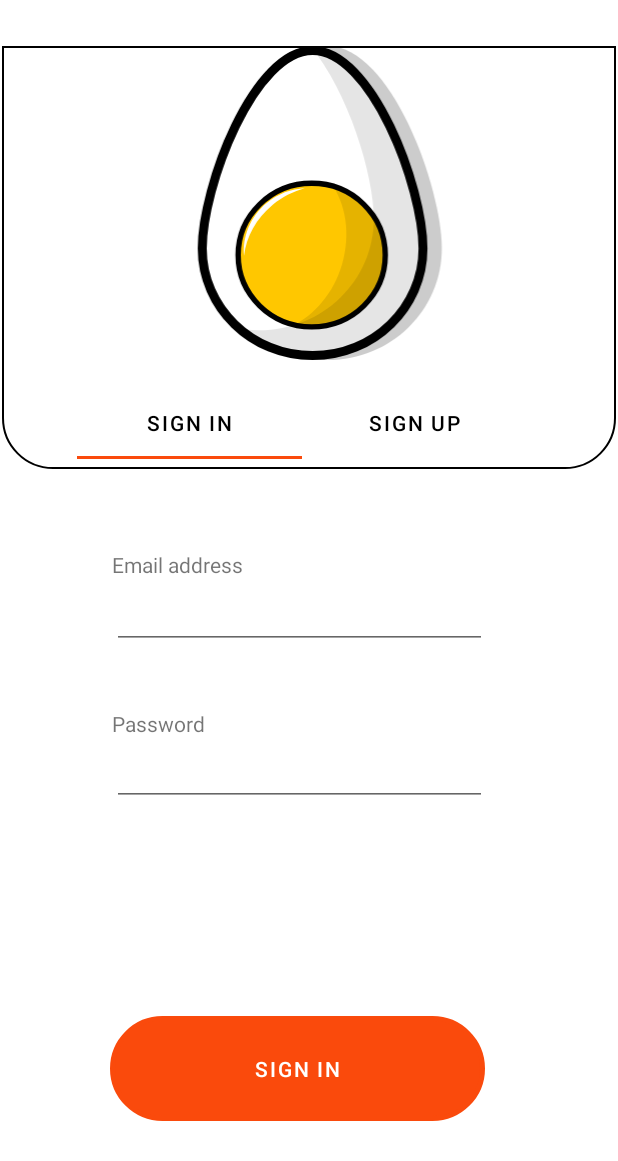
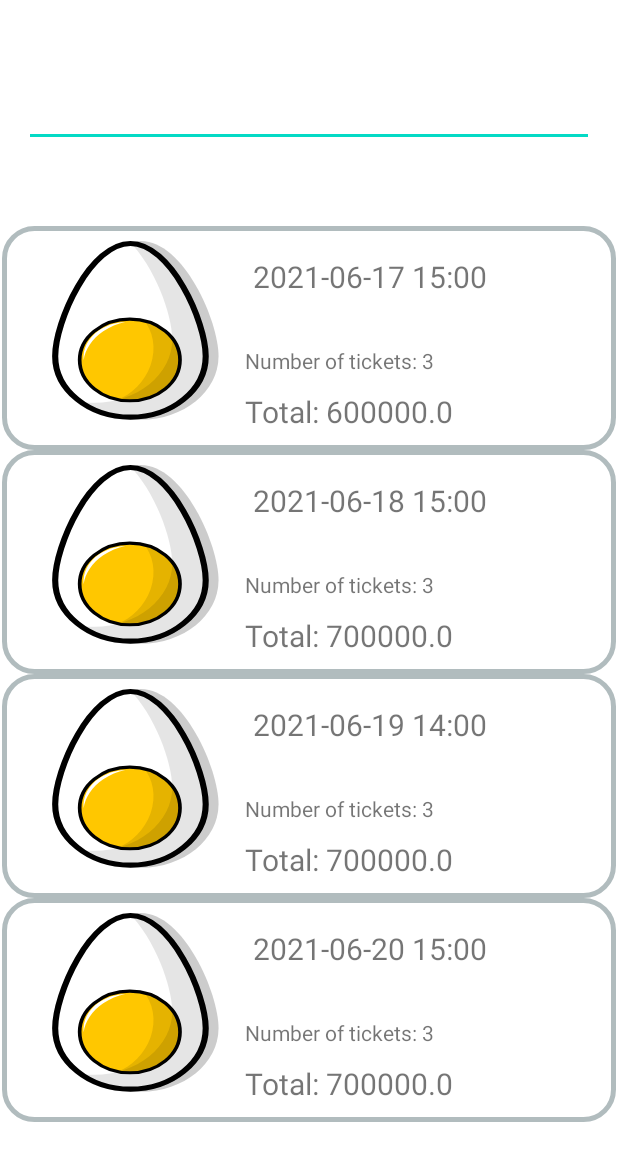
Before and after one commit to okbayby22/FinalProjectMobile, an Android app: the screen it shows after launch (MainActivity before the commit, ConfirmReservation after it), on a phone screen of 412 x 824 dp. Shown: the top 1161 px of the screen. Run offline under Robolectric (Android 15) with nearby library versions, the phone set to English and light mode, and no system bars.

Commit message:
[Huytnmce140289]_Sprint3_update

```diff
--- a/PRM_Subject/FinalProjectApp/BuffetRestaurent/app/src/main/AndroidManifest.xml
+++ b/PRM_Subject/FinalProjectApp/BuffetRestaurent/app/src/main/AndroidManifest.xml
@@ -13,26 +13,24 @@
         android:supportsRtl="true"
         android:theme="@style/Theme.BuffetRestaurent"
         android:usesCleartextTraffic="true">
-
-        <activity android:name=".Controler.UserProfile"
-            android:parentActivityName=".Controler.HomePage"
-            ></activity>
+        <activity android:name=".MainActivity"></activity>
+        <activity
+            android:name=".Controler.UserProfile"
+            android:parentActivityName=".Controler.HomePage" />
         <activity android:name=".HomePageStaff" />
         <activity android:name=".AddReservation" />
         <activity
             android:name=".Controler.HomePage"
-            android:theme="@style/Theme.AppCompat.NoActionBar">
-
-        </activity>
+            android:theme="@style/Theme.AppCompat.NoActionBar"></activity>
         <activity android:name=".UpdateReservation" />
-        <activity android:name=".MainActivity">
+        <activity android:name=".ConfirmReservation">
             <intent-filter>
                 <action android:name="android.intent.action.MAIN" />
 
                 <category android:name="android.intent.category.LAUNCHER" />
             </intent-filter>
         </activity>
-        <activity android:name=".CancelReservation"></activity>
+        <activity android:name=".CancelReservation" />
     </application>
 
 </manifest>
--- a/PRM_Subject/FinalProjectApp/BuffetRestaurent/app/src/main/java/com/example/buffetrestaurent/Adapter/ReservationAdapter.java
+++ b/PRM_Subject/FinalProjectApp/BuffetRestaurent/app/src/main/java/com/example/buffetrestaurent/Adapter/ReservationAdapter.java
@@ -19,7 +19,7 @@ import java.util.ArrayList;
 
 public class ReservationAdapter extends RecyclerView.Adapter<ReservationAdapter.ViewHolder>{
 
-    private final ArrayList<Reservation> list;
+    private ArrayList<Reservation> list;
     private final Context context;
 
     public ReservationAdapter(ArrayList<Reservation> list, Context context) {
@@ -67,4 +67,9 @@ public class ReservationAdapter extends RecyclerView.Adapter<ReservationAdapter.
 
         }
     }
+
+    public void ArrayFilter(ArrayList<Reservation> newlist){
+        this.list = newlist;
+        notifyDataSetChanged();
+    }
 }
--- /dev/null
+++ b/PRM_Subject/FinalProjectApp/BuffetRestaurent/app/src/main/java/com/example/buffetrestaurent/ConfirmReservation.java
@@ -0,0 +1,84 @@
+package com.example.buffetrestaurent;
+
+import androidx.appcompat.app.AppCompatActivity;
+import androidx.recyclerview.widget.LinearLayoutManager;
+import androidx.recyclerview.widget.RecyclerView;
+
+import android.os.Bundle;
+import android.text.Editable;
+import android.text.TextWatcher;
+import android.util.Log;
+import android.widget.EditText;
+
+import com.example.buffetrestaurent.Adapter.ReservationAdapter;
+import com.example.buffetrestaurent.Model.Reservation;
+
+import java.sql.Array;
+import java.sql.Date;
+import java.util.ArrayList;
+
+public class ConfirmReservation extends AppCompatActivity {
+
+    RecyclerView recyclerView;
+
+    ReservationAdapter reserAdap;
+
+    public static ArrayList<Reservation> list;
+
+    int AllPosition;
+
+    private ArrayList<Reservation> loadReservation() {
+        list = new ArrayList<>();
+        list.add(new Reservation(Date.valueOf("2021-06-17"),"15:00",0,3,600000.00,1,1,1,1));
+        list.add(new Reservation(Date.valueOf("2021-06-18"),"15:00",0,3,700000.00,1,2,1,1));
+        list.add(new Reservation(Date.valueOf("2021-06-19"),"14:00",0,3,700000.00,1,2,1,1));
+        list.add(new Reservation(Date.valueOf("2021-06-20"),"15:00",0,3,700000.00,1,1,1,1));
+        return list;
+    }
+
+    public void showData() {
+        reserAdap = new ReservationAdapter(list, ConfirmReservation.this); //Call LecturerAdapter to set data set and show data
+        LinearLayoutManager manager = new LinearLayoutManager(ConfirmReservation.this); //Linear Layout Manager use to handling layout for each Lecturer
+        recyclerView.setAdapter(reserAdap);
+        recyclerView.setLayoutManager(manager);
+    }
+
+    private void filter(String s){
+        ArrayList<Reservation> newlist = new ArrayList<>();
+
+        for (Reservation item : list){
+            if(String.valueOf(item.getCustomerId()).toLowerCase().contains(s.toLowerCase())){
+                newlist.add(item);
+            }
+        }
+        System.out.println(newlist.size());
+        reserAdap.ArrayFilter(newlist);
+    }
+
+    @Override
+    protected void onCreate(Bundle savedInstanceState) {
+        super.onCreate(savedInstanceState);
+        setContentView(R.layout.activity_confirm_reservation);
+        EditText search = findViewById(R.id.ConfirmReservation_txtSearch);
+        search.addTextChangedListener(new TextWatcher() {
+            @Override
+            public void beforeTextChanged(CharSequence s, int start, int count, int after) {
+
+            }
+
+            @Override
+            public void onTextChanged(CharSequence s, int start, int before, int count) {
+
+            }
+
+            @Override
+            public void afterTextChanged(Editable s) {
+                filter(s.toString());
+            }
+        });
+        recyclerView = findViewById(R.id.ConfirmReservation_recycler); //Get the recycler View by ID
+        list = loadReservation(); //Call method to load Lecturer Information to list
+        showData();
+        getSupportActionBar().hide();
+    }
+}
--- /dev/null
+++ b/PRM_Subject/FinalProjectApp/BuffetRestaurent/app/src/main/res/layout/activity_confirm_reservation.xml
@@ -0,0 +1,36 @@
+<?xml version="1.0" encoding="utf-8"?>
+<androidx.constraintlayout.widget.ConstraintLayout xmlns:android="http://schemas.android.com/apk/res/android"
+    xmlns:app="http://schemas.android.com/apk/res-auto"
+    xmlns:tools="http://schemas.android.com/tools"
+    android:layout_width="match_parent"
+    android:layout_height="match_parent"
+    tools:context=".ConfirmReservation">
+
+    <EditText
+        android:id="@+id/ConfirmReservation_txtSearch"
+        android:layout_width="match_parent"
+        android:layout_height="wrap_content"
+        android:layout_margin="16dp"
+        android:layout_marginStart="16dp"
+        android:layout_marginLeft="16dp"
+        android:layout_marginEnd="3dp"
+        android:layout_marginRight="3dp"
+        android:layout_marginBottom="3dp"
+        app:layout_constraintBottom_toTopOf="@+id/ConfirmReservation_recycler"
+        app:layout_constraintEnd_toStartOf="@+id/ConfirmReservation_recycler"
+        app:layout_constraintStart_toStartOf="parent"
+        app:layout_constraintTop_toTopOf="parent" />
+
+    <androidx.recyclerview.widget.RecyclerView
+        android:id="@+id/ConfirmReservation_recycler"
+        android:layout_width="409dp"
+        android:layout_height="672dp"
+        android:layout_marginStart="1dp"
+        android:layout_marginLeft="1dp"
+        android:layout_marginEnd="1dp"
+        android:layout_marginRight="1dp"
+        android:layout_marginBottom="1dp"
+        app:layout_constraintBottom_toBottomOf="parent"
+        app:layout_constraintEnd_toEndOf="parent"
+        app:layout_constraintStart_toStartOf="parent" />
+</androidx.constraintlayout.widget.ConstraintLayout>
```
